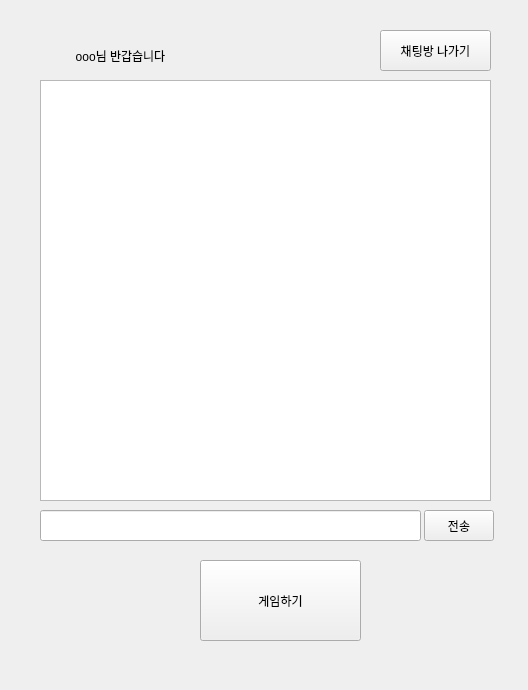
Above: ui/chat.ui from dustn011/networkProject before the change. Below: the same form after it.
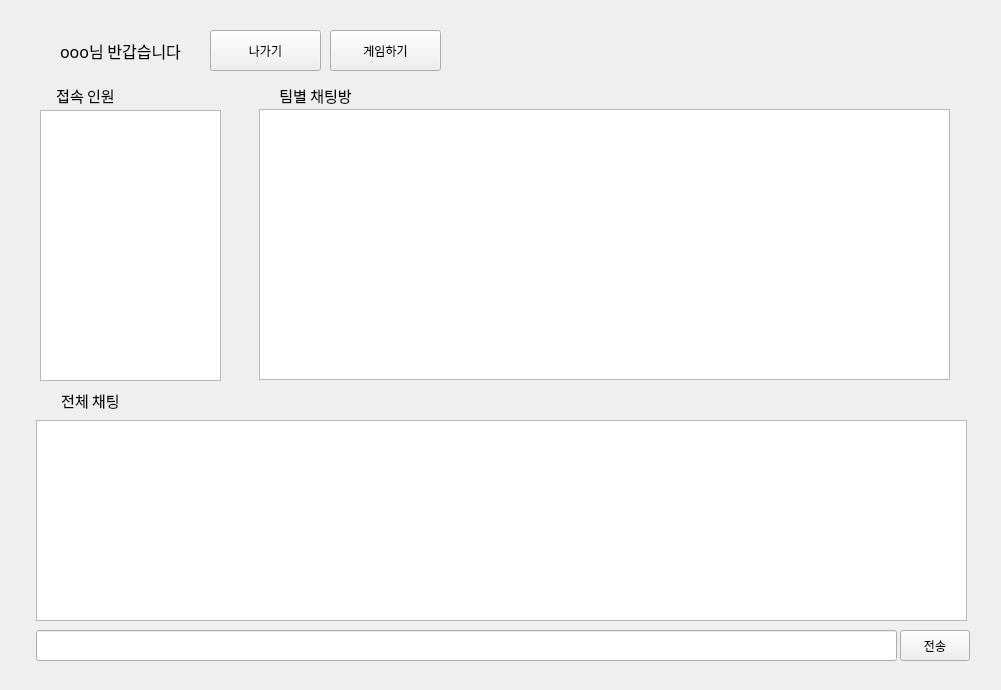
That is the form after the change. The open tabs and pages were chosen to show the change.

Commit message: 01.31 ui 수정, 클라이언트 클래스 이름 수정

```diff
--- a/ui/chat.ui
+++ b/ui/chat.ui
@@ -6,7 +6,7 @@
    <rect>
     <x>0</x>
     <y>0</y>
-    <width>528</width>
+    <width>1001</width>
     <height>690</height>
    </rect>
   </property>
@@ -18,7 +18,7 @@
     <rect>
      <x>0</x>
      <y>0</y>
-     <width>531</width>
+     <width>1001</width>
      <height>691</height>
     </rect>
    </property>
@@ -81,9 +81,9 @@
     <widget class="QLineEdit" name="led_sendMessage">
      <property name="geometry">
       <rect>
-       <x>40</x>
-       <y>510</y>
-       <width>381</width>
+       <x>36</x>
+       <y>630</y>
+       <width>861</width>
        <height>31</height>
       </rect>
      </property>
@@ -91,8 +91,8 @@
     <widget class="QPushButton" name="btn_sendMessage">
      <property name="geometry">
       <rect>
-       <x>424</x>
-       <y>510</y>
+       <x>900</x>
+       <y>630</y>
        <width>70</width>
        <height>31</height>
       </rect>
@@ -105,11 +105,17 @@
      <property name="geometry">
       <rect>
        <x>40</x>
-       <y>40</y>
+       <y>30</y>
        <width>161</width>
-       <height>31</height>
+       <height>41</height>
       </rect>
      </property>
+     <property name="font">
+      <font>
+       <family>맑은 고딕</family>
+       <pointsize>12</pointsize>
+      </font>
+     </property>
      <property name="text">
       <string>ooo님 반갑습니다</string>
      </property>
@@ -120,23 +126,23 @@
     <widget class="QPushButton" name="btn_leaveChat">
      <property name="geometry">
       <rect>
-       <x>380</x>
+       <x>210</x>
        <y>30</y>
        <width>111</width>
        <height>41</height>
       </rect>
      </property>
      <property name="text">
-      <string>채팅방 나가기</string>
+      <string>나가기</string>
      </property>
     </widget>
     <widget class="QPushButton" name="pushButton">
      <property name="geometry">
       <rect>
-       <x>200</x>
-       <y>560</y>
-       <width>161</width>
-       <height>81</height>
+       <x>330</x>
+       <y>30</y>
+       <width>111</width>
+       <height>41</height>
       </rect>
      </property>
      <property name="text">
@@ -146,11 +152,122 @@
     <widget class="QListWidget" name="listwdg_chattingBox">
      <property name="geometry">
       <rect>
+       <x>36</x>
+       <y>420</y>
+       <width>931</width>
+       <height>201</height>
+      </rect>
+     </property>
+    </widget>
+    <widget class="QLabel" name="label_2">
+     <property name="geometry">
+      <rect>
        <x>40</x>
+       <y>385</y>
+       <width>101</width>
+       <height>31</height>
+      </rect>
+     </property>
+     <property name="font">
+      <font>
+       <family>맑은 고딕</family>
+       <pointsize>11</pointsize>
+      </font>
+     </property>
+     <property name="text">
+      <string>전체 채팅</string>
+     </property>
+     <property name="alignment">
+      <set>Qt::AlignCenter</set>
+     </property>
+    </widget>
+    <widget class="QListWidget" name="listwdg_connectionPeople">
+     <property name="geometry">
+      <rect>
+       <x>40</x>
+       <y>110</y>
+       <width>181</width>
+       <height>271</height>
+      </rect>
+     </property>
+     <property name="editTriggers">
+      <set>QAbstractItemView::NoEditTriggers</set>
+     </property>
+     <property name="dragEnabled">
+      <bool>false</bool>
+     </property>
+     <property name="alternatingRowColors">
+      <bool>true</bool>
+     </property>
+     <property name="selectionMode">
+      <enum>QAbstractItemView::NoSelection</enum>
+     </property>
+    </widget>
+    <widget class="QStackedWidget" name="stackedWidget_2">
+     <property name="geometry">
+      <rect>
+       <x>249</x>
+       <y>109</y>
+       <width>711</width>
+       <height>291</height>
+      </rect>
+     </property>
+     <widget class="QWidget" name="page_3">
+      <widget class="QListWidget" name="listWidget">
+       <property name="geometry">
+        <rect>
+         <x>10</x>
+         <y>0</y>
+         <width>691</width>
+         <height>271</height>
+        </rect>
+       </property>
+      </widget>
+     </widget>
+     <widget class="QWidget" name="page_4"/>
+    </widget>
+    <widget class="QLabel" name="label_4">
+     <property name="geometry">
+      <rect>
+       <x>40</x>
        <y>80</y>
-       <width>451</width>
-       <height>421</height>
+       <width>91</width>
+       <height>31</height>
       </rect>
+     </property>
+     <property name="font">
+      <font>
+       <family>맑은 고딕</family>
+       <pointsize>11</pointsize>
+      </font>
+     </property>
+     <property name="text">
+      <string>접속 인원</string>
+     </property>
+     <property name="alignment">
+      <set>Qt::AlignCenter</set>
+     </property>
+    </widget>
+    <widget class="QLabel" name="label_5">
+     <property name="geometry">
+      <rect>
+       <x>260</x>
+       <y>80</y>
+       <width>111</width>
+       <height>31</height>
+      </rect>
+     </property>
+     <property name="font">
+      <font>
+       <family>맑은 고딕</family>
+       <pointsize>11</pointsize>
+      </font>
+     </property>
+     <property name="text">
+      <string>팀별 채팅방</string>
+     </property>
+     <property name="alignment">
+      <set>Qt::AlignCenter</set>
      </property>
     </widget>
    </widget>
```
Left out of the diff: 8 changed lines with no effect on the pictures. The commit also changes 1 other file.
